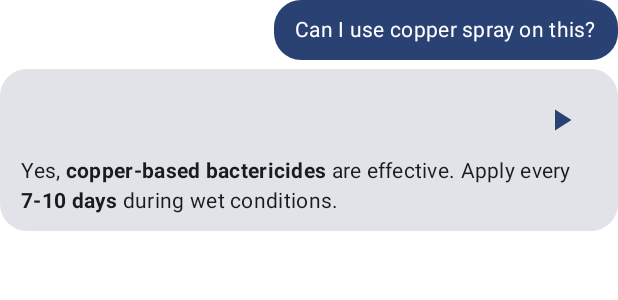
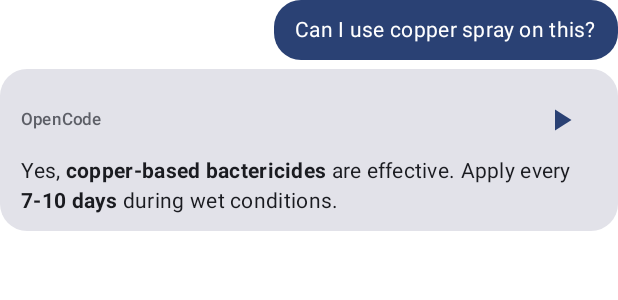
Before and after one commit to jVeyZ/AI_SAMSUNG-CapstoneProy, an Android app built with Jetpack Compose: the @Preview function PreviewChatBubble, on a phone screen of 412 x 824 dp. Shown: the top 300 px of the screen. Run offline under Robolectric (Android 15) with nearby library versions, the light colour scheme and no system bars.

Commit message:
feat: show AI provider name as title in chat bubble response row

```diff
--- a/android/app/src/main/java/com/cropguard/app/ui/Components.kt
+++ b/android/app/src/main/java/com/cropguard/app/ui/Components.kt
@@ -251,7 +251,18 @@ fun ChatBubble(msg: ChatMessage, lang: String) {
                         TypingIndicator()
                     } else {
                         val answerText = msg.answer ?: msg.note ?: L.t("ai_unavailable", lang)
-                        Row(Modifier.fillMaxWidth(), horizontalArrangement = Arrangement.End) {
+                        Row(
+                            Modifier.fillMaxWidth(),
+                            verticalAlignment = Alignment.CenterVertically,
+                        ) {
+                            msg.provider?.let { name ->
+                                Text(
+                                    name,
+                                    style = MaterialTheme.typography.labelSmall,
+                                    color = MaterialTheme.colorScheme.outline,
+                                    modifier = Modifier.weight(1f),
+                                )
+                            } ?: Spacer(Modifier.weight(1f))
                             TtsButton(text = answerText, lang = lang)
                         }
                         Text(
@@ -292,6 +303,7 @@ private fun PreviewChatBubble() {
                 question = "Can I use copper spray on this?",
                 answer = "Yes, **copper-based bactericides** are effective. Apply every **7-10 days** during wet conditions.",
                 note = null,
+                provider = "OpenCode",
             ),
             lang = "en",
         )
```
Also changed, not shown: android/app/src/main/java/com/cropguard/app/vm/CropViewModel.kt (+13 -3 lines).
